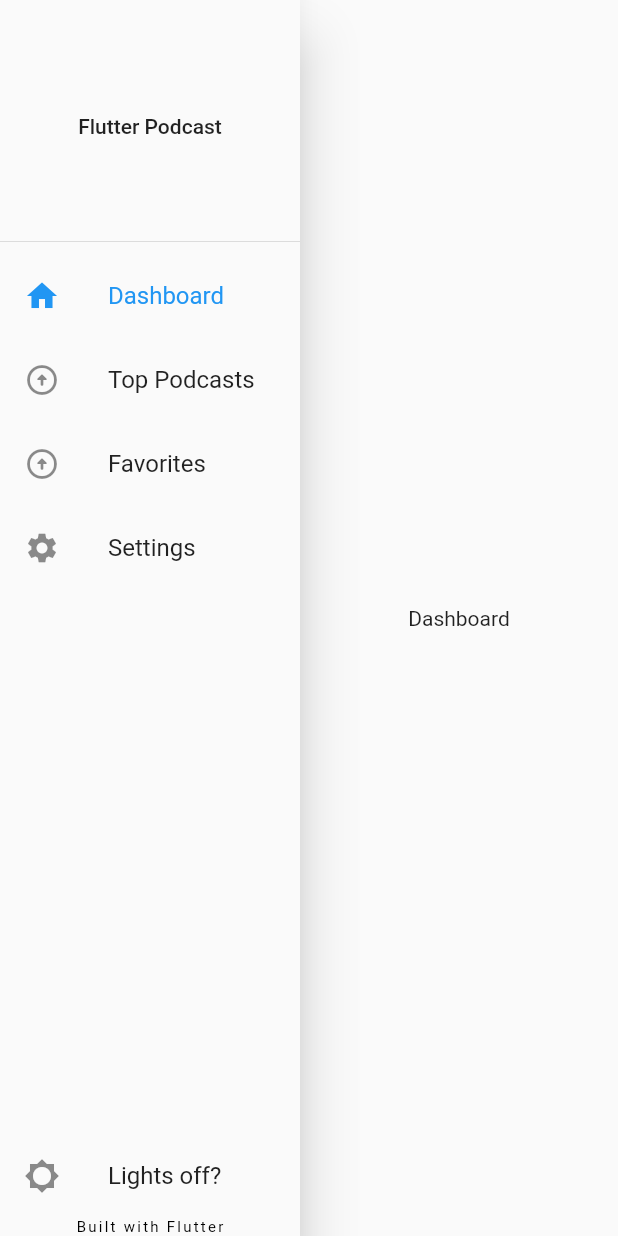
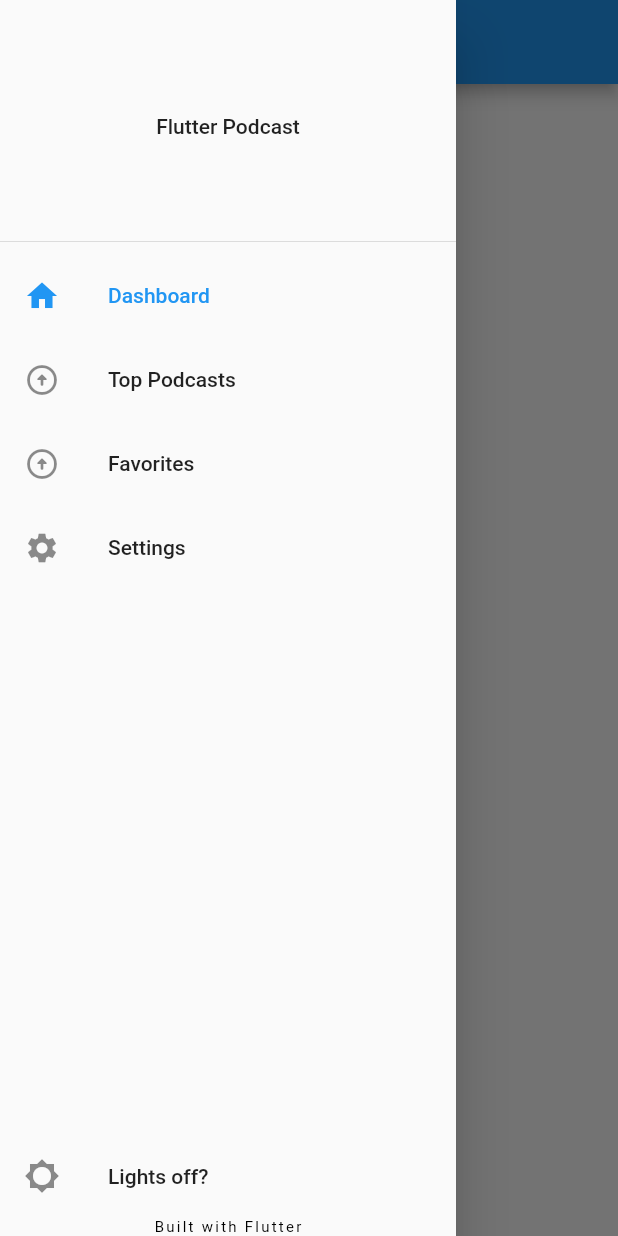
Before and after one commit to pcelis19/flutter_podcast, a Flutter app: the HomeDesktop screen opened directly with empty values, with the side drawer open (before the commit the screen has no drawer), on a phone screen of 412 x 824 dp. Run offline on Flutter 3.47's test engine with Material 2 defaults, Android fonts, the phone set to English and light mode, and no system bars; our stand-ins replace responsive_builder, rxdart.

Commit message:
see notes
optimized the responsive application, in order to reuse the state of the common used widgets, ie, drawer and indexed stack

```diff
--- a/flutter_podcast/lib/home/home.dart
+++ b/flutter_podcast/lib/home/home.dart
@@ -1,4 +1,5 @@
 import 'package:flutter/material.dart';
+import 'package:flutter_podcast/home/home_drawer.dart';
 import 'package:flutter_podcast/home/home_navigation.dart';
 import 'package:flutter_podcast/home/layouts/desktop.dart';
 import 'package:flutter_podcast/home/layouts/mobile.dart';
@@ -6,30 +7,63 @@ import 'package:responsive_builder/responsive_builder.dart';
 
 import 'layouts/home_tablet.dart';
 
-class Home extends StatelessWidget {
-  Home({Key? key}) : super(key: key) {
+class Home extends StatefulWidget {
+  const Home({Key? key}) : super(key: key);
+
+  @override
+  State<Home> createState() => _HomeState();
+}
+
+class _HomeState extends State<Home> {
+  final homeNavigation = HomeNavigation();
+
+  late final HomeIndexedStack homeIndexedStack;
+  late final HomeDrawer homeDrawer;
+
+  @override
+  void initState() {
+    super.initState();
     homeIndexedStack = HomeIndexedStack(homeNavigation: homeNavigation);
+    homeDrawer = HomeDrawer(homeNavigation: homeNavigation);
   }
-  late final HomeIndexedStack homeIndexedStack;
 
-  final homeNavigation = HomeNavigation();
+  @override
+  void dispose() {
+    homeNavigation.dispose();
+
+    super.dispose();
+  }
+
   @override
   Widget build(BuildContext context) {
     return ResponsiveBuilder(
       builder: (context, info) {
         switch (info.deviceScreenType) {
           case DeviceScreenType.mobile:
-            return HomeMobile();
+            return HomeMobile(
+              homeIndexedStack: homeIndexedStack,
+              homeDrawer: homeDrawer,
+              homeNavigation: homeNavigation,
+            );
           case DeviceScreenType.tablet:
-            return HomeTablet();
+            return HomeTablet(
+              homeIndexedStack: homeIndexedStack,
+              homeDrawer: homeDrawer,
+              homeNavigation: homeNavigation,
+            );
           case DeviceScreenType.desktop:
             return HomeDesktop(
+              homeDrawer: homeDrawer,
               homeIndexedStack: homeIndexedStack,
               homeNavigation: homeNavigation,
             );
 
           default:
-            return HomeMobile();
+            return HomeMobile(
+              homeDrawer: homeDrawer,
+              homeIndexedStack: homeIndexedStack,
+              homeNavigation: homeNavigation,
+            );
         }
       },
     );
--- a/flutter_podcast/lib/home/home_drawer.dart
+++ b/flutter_podcast/lib/home/home_drawer.dart
@@ -4,21 +4,17 @@ import 'package:flutter_podcast/theme_service/theme_service.dart';
 import 'home_navigation.dart';
 
 class HomeDrawer extends StatelessWidget {
-  final Stream<int> currentHomeRouteStream;
-  final int currentHomeInitialData;
   final HomeNavigation homeNavigation;
   const HomeDrawer({
     Key? key,
-    required this.currentHomeRouteStream,
-    required this.currentHomeInitialData,
     required this.homeNavigation,
   }) : super(key: key);
 
   @override
   Widget build(BuildContext context) {
     return StreamBuilder<int>(
-      initialData: currentHomeInitialData,
-      stream: currentHomeRouteStream,
+      initialData: homeNavigation.currentViewInitialData,
+      stream: homeNavigation.currentViewStream,
       builder: (_, snapshot) {
         int currentRoute = snapshot.data ?? -1;
         return Drawer(
--- a/flutter_podcast/lib/home/home_navigation.dart
+++ b/flutter_podcast/lib/home/home_navigation.dart
@@ -27,6 +27,30 @@ class HomeNavigation {
     }
   }
 
+  /// stream of the curent index
   Stream<int> get currentViewStream => _currentViewController.stream;
+
+  /// current initial data of the controller;
+
   int get currentViewInitialData => _currentViewController.value;
+
+  /// util to convert the index to a Title
+  static String indexToTitle(int index) {
+    switch (index) {
+      case 0:
+        return 'Dashboard';
+      case 1:
+        return 'Top Podcasts';
+      case 2:
+        return 'Favorites';
+      case 3:
+        return 'Settings';
+      default:
+        throw 'Unknown index';
+    }
+  }
+
+  void dispose() {
+    _currentViewController.close();
+  }
 }
--- a/flutter_podcast/lib/home/layouts/desktop.dart
+++ b/flutter_podcast/lib/home/layouts/desktop.dart
@@ -2,31 +2,40 @@ import 'package:flutter/material.dart';
 import 'package:flutter_podcast/home/home.dart';
 import 'package:flutter_podcast/home/home_drawer.dart';
 import 'package:flutter_podcast/home/home_navigation.dart';
+import 'package:flutter_podcast/home/layouts/home_tablet.dart';
+import 'package:responsive_builder/responsive_builder.dart';
 
 class HomeDesktop extends StatelessWidget {
+  final HomeDrawer homeDrawer;
+  final HomeIndexedStack homeIndexedStack;
   final HomeNavigation homeNavigation;
-  final HomeIndexedStack homeIndexedStack;
   const HomeDesktop({
     Key? key,
+    required this.homeDrawer,
+    required this.homeIndexedStack,
     required this.homeNavigation,
-    required this.homeIndexedStack,
   }) : super(key: key);
   @override
   Widget build(BuildContext context) {
-    return Row(
+    return OrientationLayoutBuilder(
+      portrait: (cotext) => HomeTablet(
+        homeIndexedStack: homeIndexedStack,
+        homeDrawer: homeDrawer,
+        homeNavigation: homeNavigation,
+      ),
+      landscape: (context) => Row(
         children: [
           SizedBox(
             width: 200,
-          child: HomeDrawer(
-            currentHomeRouteStream: homeNavigation.currentViewStream,
-            currentHomeInitialData: homeNavigation.currentViewInitialData,
-            homeNavigation: homeNavigation,
-          ),
+            child: homeDrawer,
           ),
           Expanded(
-          child: homeIndexedStack,
+            child: Scaffold(
+              body: homeIndexedStack,
+            ),
           )
         ],
+      ),
     );
   }
 }
--- a/flutter_podcast/lib/home/layouts/home_tablet.dart
+++ b/flutter_podcast/lib/home/layouts/home_tablet.dart
@@ -1,10 +1,35 @@
 import 'package:flutter/material.dart';
+import 'package:flutter_podcast/home/home.dart';
+import 'package:flutter_podcast/home/home_drawer.dart';
+import 'package:flutter_podcast/home/home_navigation.dart';
+import 'package:flutter_podcast/home/layouts/desktop.dart';
+import 'package:flutter_podcast/home/layouts/mobile.dart';
+import 'package:responsive_builder/responsive_builder.dart';
 
 class HomeTablet extends StatelessWidget {
-  const HomeTablet({Key? key}) : super(key: key);
+  final HomeDrawer homeDrawer;
+  final HomeIndexedStack homeIndexedStack;
+  final HomeNavigation homeNavigation;
+  const HomeTablet({
+    Key? key,
+    required this.homeIndexedStack,
+    required this.homeDrawer,
+    required this.homeNavigation,
+  }) : super(key: key);
 
   @override
   Widget build(BuildContext context) {
-    return Container();
+    return OrientationLayoutBuilder(
+      portrait: (context) => HomeMobile(
+        homeDrawer: homeDrawer,
+        homeIndexedStack: homeIndexedStack,
+        homeNavigation: homeNavigation,
+      ),
+      landscape: (context) => HomeDesktop(
+        homeDrawer: homeDrawer,
+        homeIndexedStack: homeIndexedStack,
+        homeNavigation: homeNavigation,
+      ),
+    );
   }
 }
--- a/flutter_podcast/lib/home/layouts/mobile.dart
+++ b/flutter_podcast/lib/home/layouts/mobile.dart
@@ -1,13 +1,52 @@
 import 'package:flutter/material.dart';
+import 'package:flutter_podcast/home/home.dart';
+import 'package:flutter_podcast/home/home_drawer.dart';
+import 'package:flutter_podcast/home/home_navigation.dart';
+
+const duration = Duration(milliseconds: 600);
 
 class HomeMobile extends StatelessWidget {
-  const HomeMobile({Key? key}) : super(key: key);
+  final HomeDrawer homeDrawer;
+  final HomeIndexedStack homeIndexedStack;
+  final HomeNavigation homeNavigation;
+  const HomeMobile({
+    Key? key,
+    required this.homeDrawer,
+    required this.homeIndexedStack,
+    required this.homeNavigation,
+  }) : super(key: key);
 
   @override
   Widget build(BuildContext context) {
-    return Container(
-      child: Center(
-        child: Text('home mobile'),
+    return Scaffold(
+      appBar: AppBar(
+        title: AppBarTitle(
+          homeNavigation: homeNavigation,
+        ),
+      ),
+      drawer: homeDrawer,
+      body: homeIndexedStack,
+    );
+  }
+}
+
+class AppBarTitle extends StatelessWidget {
+  final HomeNavigation homeNavigation;
+  const AppBarTitle({Key? key, required this.homeNavigation}) : super(key: key);
+
+  @override
+  Widget build(BuildContext context) {
+    return StreamBuilder<String>(
+      stream: homeNavigation.currentViewStream
+          .map((event) => HomeNavigation.indexToTitle(event)),
+      initialData:
+          HomeNavigation.indexToTitle(homeNavigation.currentViewInitialData),
+      builder: (context, snapshot) => AnimatedSwitcher(
+        duration: duration,
+        child: Text(
+          snapshot.data ?? '',
+          key: ValueKey<String>(snapshot.data ?? ''),
+        ),
       ),
     );
   }
```
Lines whose indentation alone changed are shown as unchanged.
